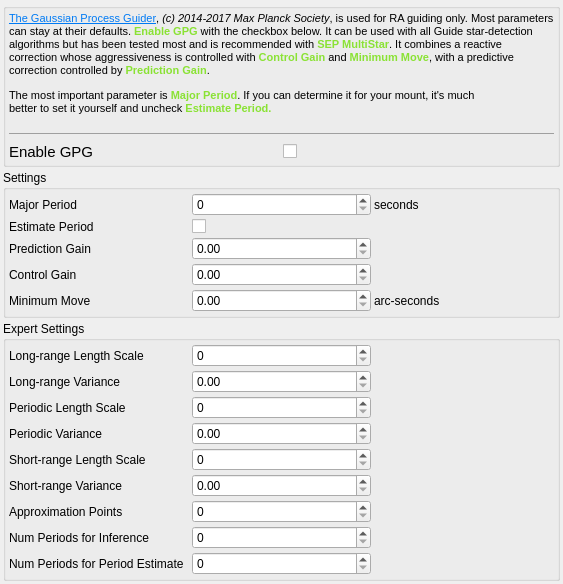
The window that kstars-astropi/kstars/ekos/guide/opsgpg.ui (Andre87osx/AstroPi-system) describes before a commit, drawn with Qt 5.
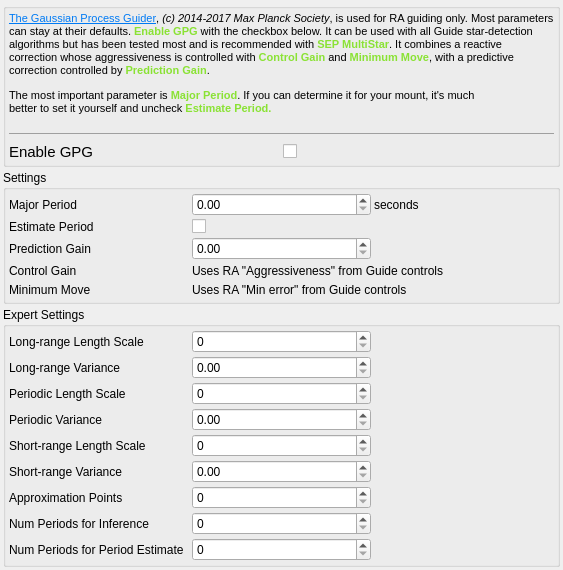
The same window after the commit.

Diff of the .ui file:
```diff
--- a/kstars-astropi/kstars/ekos/guide/opsgpg.ui
+++ b/kstars-astropi/kstars/ekos/guide/opsgpg.ui
@@ -134,7 +134,7 @@
          </widget>
         </item>
         <item row="0" column="1">
-         <widget class="QSpinBox" name="kcfg_GPGPeriod">
+         <widget class="QDoubleSpinBox" name="kcfg_GPGPeriod">
           <property name="toolTip">
            <string>The length in seconds of the mount's major period (that's being corrected).</string>
           </property>
@@ -220,29 +220,6 @@
           </property>
          </widget>
         </item>
-        <item row="3" column="1">
-         <widget class="QDoubleSpinBox" name="kcfg_GPGcWeight">
-          <property name="toolTip">
-           <string>The fraction of the guide-star drift the GPG uses to move the mount.</string>
-          </property>
-          <property name="minimum">
-           <double>0.000000000000000</double>
-          </property>
-          <property name="maximum">
-           <double>1.000000000000000</double>
-          </property>
-          <property name="singleStep">
-           <double>0.100000000000000</double>
-          </property>
-         </widget>
-        </item>
-        <item row="3" column="2">
-         <widget class="QLabel" name="label_gpgs3c">
-          <property name="text">
-           <string/>
-          </property>
-         </widget>
-        </item>
         <item row="4" column="0">
          <widget class="QLabel" name="label_gpgs4a">
           <property name="toolTip">
@@ -253,26 +230,17 @@
           </property>
          </widget>
         </item>
-        <item row="4" column="1">
-         <widget class="QDoubleSpinBox" name="kcfg_GPGMinMove">
-          <property name="toolTip">
-           <string>The min-move parameter the GPG uses to move the mount when it uses its backoff proportional guider.</string>
-          </property>
-          <property name="minimum">
-           <double>0.000000000000000</double>
-          </property>
-          <property name="maximum">
-           <double>10.000000000000000</double>
-          </property>
-          <property name="singleStep">
-           <double>0.100000000000000</double>
+        <item row="3" column="1" colspan="2">
+         <widget class="QLabel" name="label_2">
+          <property name="text">
+           <string>Uses RA &quot;Aggressiveness&quot; from Guide controls</string>
           </property>
          </widget>
         </item>
-        <item row="4" column="2">
-         <widget class="QLabel" name="label_gpgs4c">
+        <item row="4" column="1" colspan="2">
+         <widget class="QLabel" name="label_3">
           <property name="text">
-           <string>arc-seconds</string>
+           <string>Uses RA &quot;Min error&quot; from Guide controls</string>
           </property>
          </widget>
         </item>
```
Left out of the diff: 74 changed lines with no effect on the pictures.
